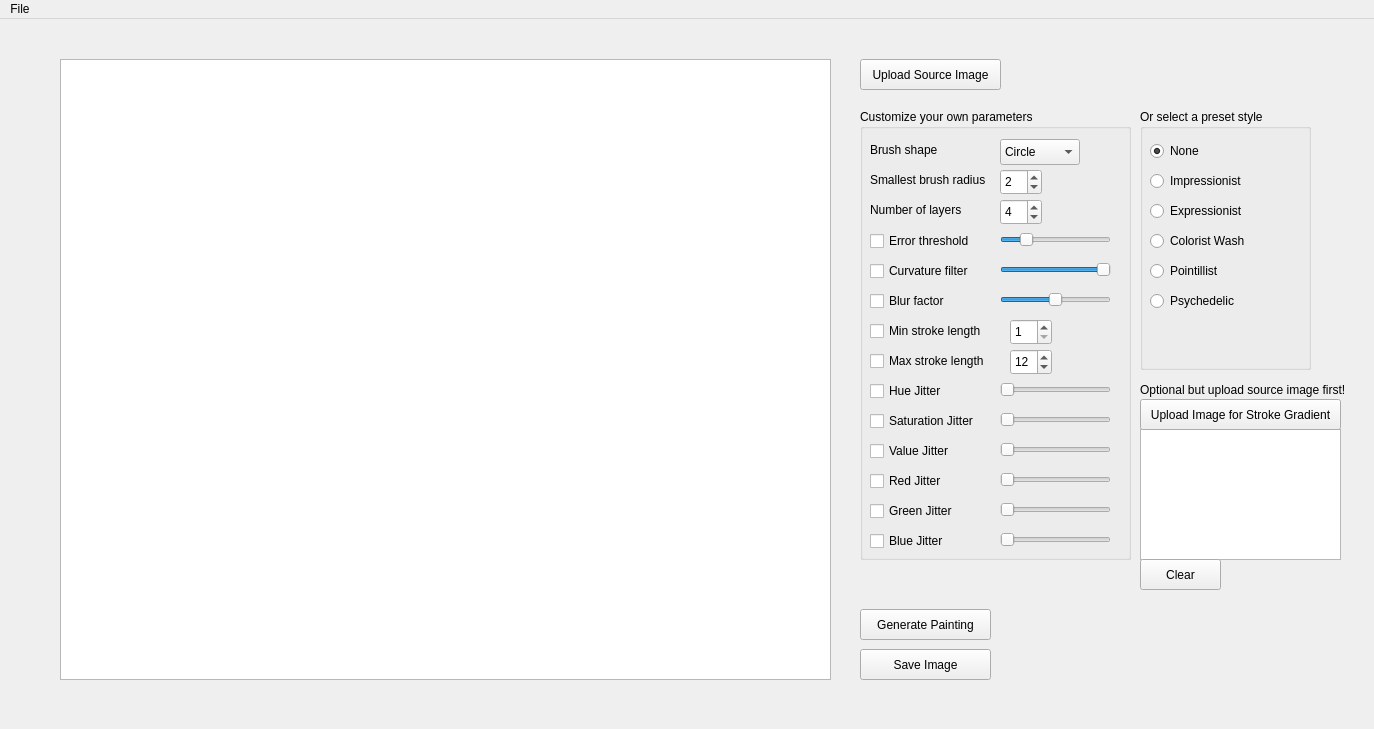
Above: assignment_package/forms/mainwindow.ui from sharond106/Senior-Design before the change. Below: the same form after it.
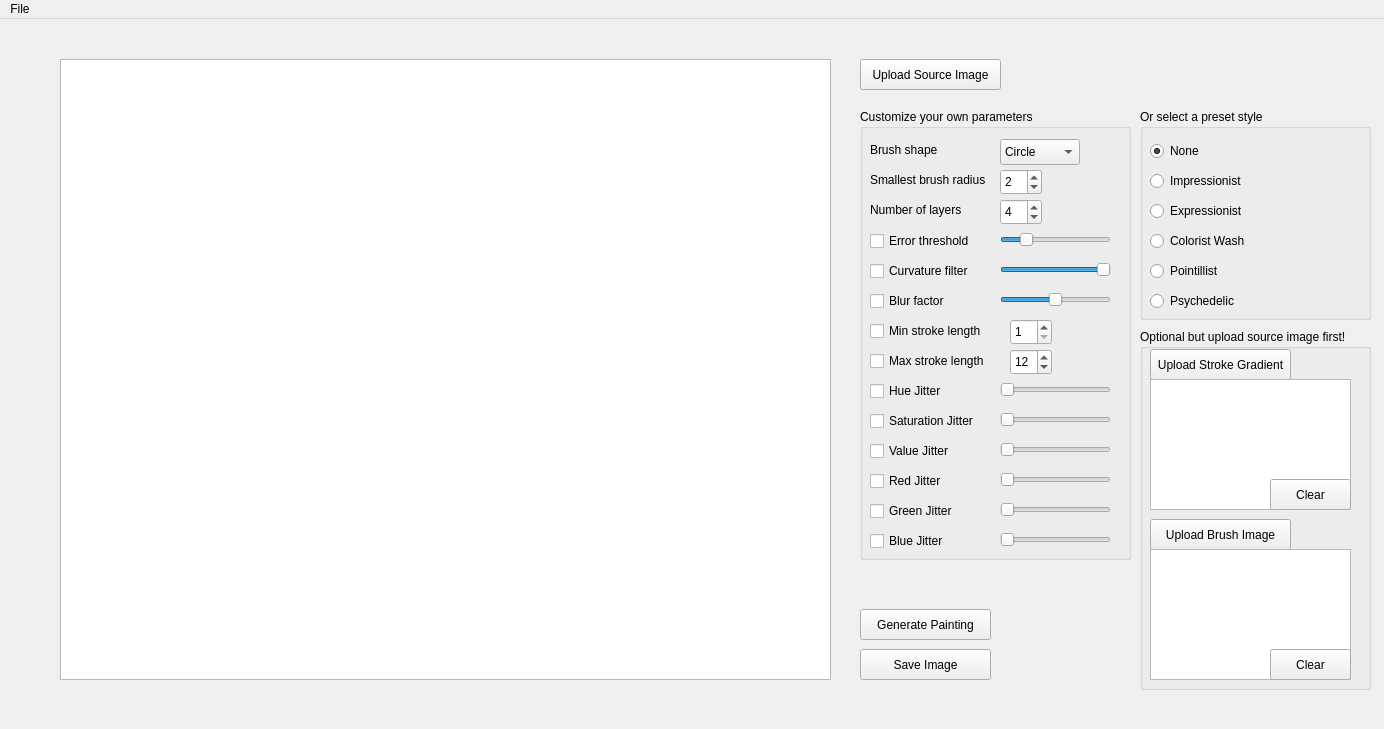
That is the form after the change.

Commit message: not done adding brush image yet

Diff of the .ui file:
```diff
--- a/assignment_package/forms/mainwindow.ui
+++ b/assignment_package/forms/mainwindow.ui
@@ -6,7 +6,7 @@
    <rect>
     <x>0</x>
     <y>0</y>
-    <width>1374</width>
+    <width>1384</width>
     <height>729</height>
    </rect>
   </property>
@@ -611,8 +611,8 @@
      <rect>
       <x>1140</x>
       <y>90</y>
-      <width>171</width>
-      <height>261</height>
+      <width>231</width>
+      <height>211</height>
      </rect>
     </property>
     <property name="title">
@@ -700,34 +700,46 @@
      </property>
     </widget>
    </widget>
-   <widget class="QGraphicsView" name="scene_display_2">
+   <widget class="QGroupBox" name="groupBox">
     <property name="geometry">
      <rect>
       <x>1140</x>
-      <y>410</y>
-      <width>201</width>
-      <height>131</height>
+      <y>310</y>
+      <width>231</width>
+      <height>361</height>
      </rect>
     </property>
-   </widget>
+    <property name="title">
+     <string>Optional but upload source image first!</string>
+    </property>
    <widget class="QPushButton" name="strokeButton">
     <property name="geometry">
      <rect>
-      <x>1140</x>
-      <y>380</y>
-      <width>201</width>
+       <x>10</x>
+       <y>20</y>
+       <width>141</width>
       <height>31</height>
      </rect>
     </property>
     <property name="text">
-     <string>Upload Image for Stroke Gradient</string>
+      <string>Upload Stroke Gradient</string>
+     </property>
+    </widget>
+    <widget class="QGraphicsView" name="scene_display_2">
+     <property name="geometry">
+      <rect>
+       <x>10</x>
+       <y>50</y>
+       <width>201</width>
+       <height>131</height>
+      </rect>
     </property>
    </widget>
    <widget class="QPushButton" name="clearStrokeButton">
     <property name="geometry">
      <rect>
-      <x>1140</x>
-      <y>540</y>
+       <x>130</x>
+       <y>150</y>
       <width>81</width>
       <height>31</height>
      </rect>
@@ -736,19 +748,44 @@
      <string>Clear</string>
     </property>
    </widget>
-   <widget class="QLabel" name="label_4">
+    <widget class="QPushButton" name="brushImageButton">
     <property name="geometry">
      <rect>
-      <x>1140</x>
-      <y>360</y>
-      <width>211</width>
-      <height>21</height>
+       <x>10</x>
+       <y>190</y>
+       <width>141</width>
+       <height>31</height>
      </rect>
     </property>
     <property name="text">
-     <string>Optional but upload source image first!</string>
-    </property>
-   </widget>
+      <string>Upload Brush Image</string>
+     </property>
+    </widget>
+    <widget class="QGraphicsView" name="scene_display_3">
+     <property name="geometry">
+      <rect>
+       <x>10</x>
+       <y>220</y>
+       <width>201</width>
+       <height>131</height>
+      </rect>
+     </property>
+    </widget>
+    <widget class="QPushButton" name="clearBrushImageButton">
+     <property name="geometry">
+      <rect>
+       <x>130</x>
+       <y>320</y>
+       <width>81</width>
+       <height>31</height>
+      </rect>
+     </property>
+     <property name="text">
+      <string>Clear</string>
+     </property>
+    </widget>
+   </widget>
+   <zorder>groupBox</zorder>
    <zorder>parametersGroup</zorder>
    <zorder>styleGroup</zorder>
    <zorder>scene_display</zorder>
@@ -765,8 +802,8 @@
     <rect>
      <x>0</x>
      <y>0</y>
-     <width>1374</width>
-     <height>21</height>
+     <width>1384</width>
+     <height>22</height>
     </rect>
    </property>
    <widget class="QMenu" name="menuFile">
```
Left out of the diff: 4 changed lines with no effect on the pictures. Lines whose indentation alone changed are shown as unchanged. The commit also changes 20 other files.
